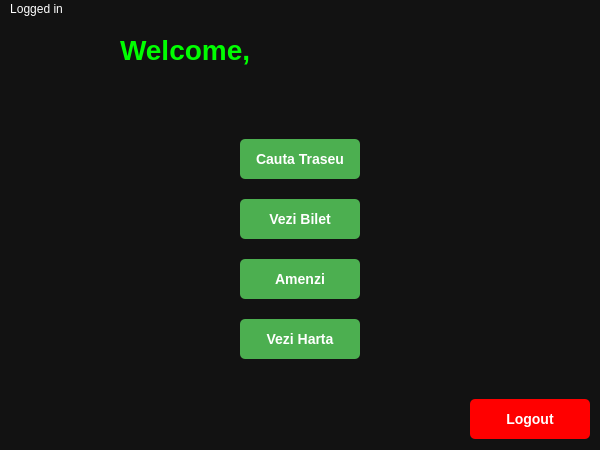
Old version of the form MainPage.ui in the repository Neutrino123/STB.
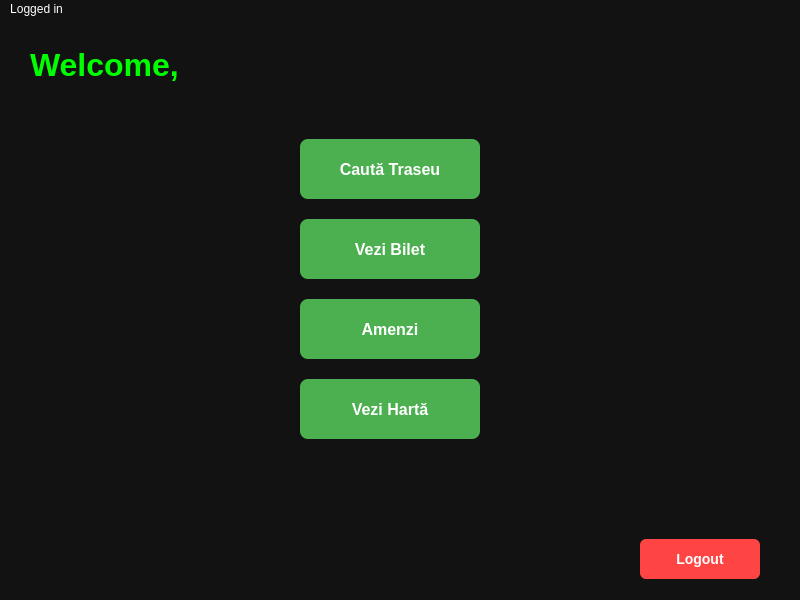
New version of the form. Icons and pictures are not drawn.

Patch:
```diff
--- a/MainPage.ui
+++ b/MainPage.ui
@@ -6,16 +6,21 @@
    <rect>
     <x>0</x>
     <y>0</y>
-    <width>600</width>
-    <height>450</height>
+    <width>800</width>
+    <height>600</height>
    </rect>
   </property>
+  <property name="sizePolicy">
+   <sizepolicy hsizetype="Fixed" vsizetype="Fixed">
+    <horstretch>0</horstretch>
+    <verstretch>0</verstretch>
+   </sizepolicy>
+  </property>
   <property name="font">
    <font>
     <family>Arial</family>
     <pointsize>12</pointsize>
     <bold>true</bold>
-    <underline>false</underline>
    </font>
   </property>
   <property name="windowTitle">
@@ -28,21 +33,14 @@
    <widget class="QLabel" name="welcomeLabel">
     <property name="geometry">
      <rect>
-      <x>120</x>
-      <y>10</y>
-      <width>361</width>
-      <height>41</height>
+      <x>30</x>
+      <y>20</y>
+      <width>351</width>
+      <height>51</height>
      </rect>
     </property>
-    <property name="font">
-     <font>
-      <family>Arial</family>
-      <pointsize>-1</pointsize>
-      <bold>true</bold>
-     </font>
-    </property>
     <property name="styleSheet">
-     <string notr="true">color: #00FF00; font-size: 28px; font-weight: bold; text-shadow: 2px 2px 10px #00FF00;</string>
+     <string notr="true">color: #00FF00; font-size: 32px; font-weight: bold;</string>
     </property>
     <property name="text">
      <string>Welcome, &lt;username&gt;</string>
@@ -51,36 +49,30 @@
    <widget class="QPushButton" name="cautaTraseuButton">
     <property name="geometry">
      <rect>
-      <x>240</x>
+      <x>300</x>
       <y>120</y>
-      <width>120</width>
-      <height>40</height>
+      <width>180</width>
+      <height>60</height>
      </rect>
     </property>
-    <property name="sizePolicy">
-     <sizepolicy hsizetype="Expanding" vsizetype="Fixed">
-      <horstretch>1</horstretch>
-      <verstretch>0</verstretch>
-     </sizepolicy>
-    </property>
     <property name="styleSheet">
-     <string notr="true">background-color: #4CAF50; color: white; border-radius: 5px; font-weight: bold; padding: 10px; text-align: center; font-size: 14px; transition: background-color 0.3s ease; cursor: pointer;</string>
+     <string notr="true">background-color: #4CAF50; color: white; border-radius: 8px; font-weight: bold; font-size: 16px; padding: 10px;</string>
     </property>
     <property name="text">
-     <string>Cauta Traseu</string>
+     <string>Caută Traseu</string>
     </property>
    </widget>
    <widget class="QPushButton" name="veziBiletButton">
     <property name="geometry">
      <rect>
-      <x>240</x>
-      <y>180</y>
-      <width>120</width>
-      <height>40</height>
+      <x>300</x>
+      <y>200</y>
+      <width>180</width>
+      <height>60</height>
      </rect>
     </property>
     <property name="styleSheet">
-     <string notr="true">background-color: #4CAF50; color: white; border-radius: 5px; font-weight: bold; padding: 10px; text-align: center; font-size: 14px; transition: background-color 0.3s ease; cursor: pointer;</string>
+     <string notr="true">background-color: #4CAF50; color: white; border-radius: 8px; font-weight: bold; font-size: 16px; padding: 10px;</string>
     </property>
     <property name="text">
      <string>Vezi Bilet</string>
@@ -89,14 +81,14 @@
    <widget class="QPushButton" name="veziAmenziButton">
     <property name="geometry">
      <rect>
-      <x>240</x>
-      <y>240</y>
-      <width>120</width>
-      <height>40</height>
+      <x>300</x>
+      <y>280</y>
+      <width>180</width>
+      <height>60</height>
      </rect>
     </property>
     <property name="styleSheet">
-     <string notr="true">background-color: #4CAF50; color: white; border-radius: 5px; font-weight: bold; padding: 10px; text-align: center; font-size: 14px; transition: background-color 0.3s ease; cursor: pointer;</string>
+     <string notr="true">background-color: #4CAF50; color: white; border-radius: 8px; font-weight: bold; font-size: 16px; padding: 10px;</string>
     </property>
     <property name="text">
      <string>Amenzi</string>
@@ -105,39 +97,103 @@
    <widget class="QPushButton" name="veziHartaButton">
     <property name="geometry">
      <rect>
-      <x>240</x>
-      <y>300</y>
-      <width>120</width>
-      <height>40</height>
+      <x>300</x>
+      <y>360</y>
+      <width>180</width>
+      <height>60</height>
      </rect>
     </property>
     <property name="styleSheet">
-     <string notr="true">background-color: #4CAF50; color: white; border-radius: 5px; font-weight: bold; padding: 10px; text-align: center; font-size: 14px; transition: background-color 0.3s ease; cursor: pointer;</string>
+     <string notr="true">background-color: #4CAF50; color: white; border-radius: 8px; font-weight: bold; font-size: 16px; padding: 10px;</string>
     </property>
     <property name="text">
-     <string>Vezi Harta</string>
+     <string>Vezi Hartă</string>
     </property>
    </widget>
    <widget class="QPushButton" name="logoutButton">
     <property name="geometry">
      <rect>
-      <x>470</x>
-      <y>380</y>
+      <x>640</x>
+      <y>520</y>
       <width>120</width>
       <height>40</height>
      </rect>
     </property>
     <property name="styleSheet">
-     <string notr="true">background-color: #FF0000; color: white; border-radius: 5px; font-weight: bold; padding: 10px; text-align: center; font-size: 14px; transition: background-color 0.3s ease; cursor: pointer;</string>
+     <string notr="true">background-color: #FF4444; color: white; border-radius: 6px; font-weight: bold; font-size: 14px;</string>
     </property>
     <property name="text">
      <string>Logout</string>
     </property>
    </widget>
+   <widget class="QLabel" name="label">
+    <property name="geometry">
+     <rect>
+      <x>500</x>
+      <y>130</y>
+      <width>48</width>
+      <height>48</height>
+     </rect>
+    </property>
+    <property name="pixmap">
+     <pixmap resource="icons.qrc">:/icons/icons/bus.png</pixmap>
+    </property>
+    <property name="scaledContents">
+     <bool>true</bool>
+    </property>
+   </widget>
+   <widget class="QLabel" name="label_2">
+    <property name="geometry">
+     <rect>
+      <x>500</x>
+      <y>210</y>
+      <width>48</width>
+      <height>48</height>
+     </rect>
+    </property>
+    <property name="pixmap">
+     <pixmap resource="icons.qrc">:/icons/icons/ticket.png</pixmap>
+    </property>
+    <property name="scaledContents">
+     <bool>true</bool>
+    </property>
+   </widget>
+   <widget class="QLabel" name="label_3">
+    <property name="geometry">
+     <rect>
+      <x>500</x>
+      <y>290</y>
+      <width>48</width>
+      <height>48</height>
+     </rect>
+    </property>
+    <property name="pixmap">
+     <pixmap resource="icons.qrc">:/icons/icons/administrative-fine.png</pixmap>
+    </property>
+    <property name="scaledContents">
+     <bool>true</bool>
+    </property>
+   </widget>
+   <widget class="QLabel" name="label_4">
+    <property name="geometry">
+     <rect>
+      <x>500</x>
+      <y>370</y>
+      <width>48</width>
+      <height>48</height>
+     </rect>
+    </property>
+    <property name="pixmap">
+     <pixmap resource="icons.qrc">:/icons/icons/map.png</pixmap>
+    </property>
+    <property name="scaledContents">
+     <bool>true</bool>
+    </property>
+   </widget>
    <widget class="QPushButton" name="notificationButton">
     <property name="geometry">
      <rect>
-      <x>550</x>
+      <x>750</x>
       <y>10</y>
       <width>32</width>
       <height>32</height>
@@ -165,7 +221,7 @@
     <rect>
      <x>0</x>
      <y>0</y>
-     <width>600</width>
+     <width>800</width>
      <height>21</height>
     </rect>
    </property>
```
Left out of the diff: 20 changed lines with no effect on the pictures.
